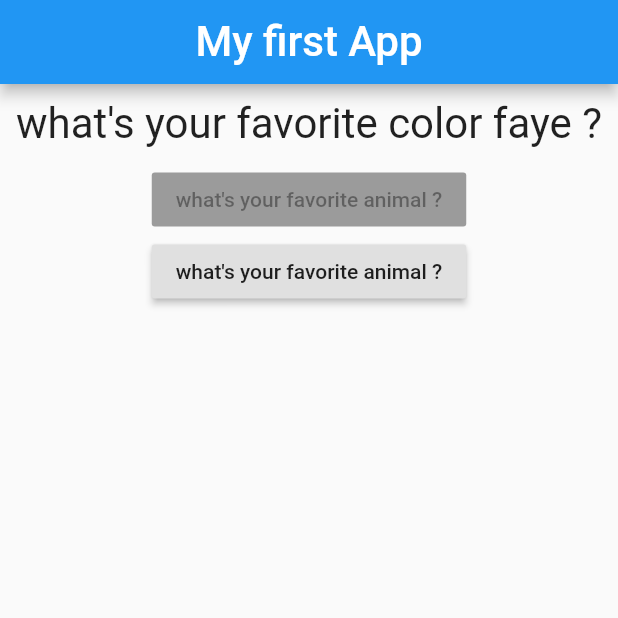
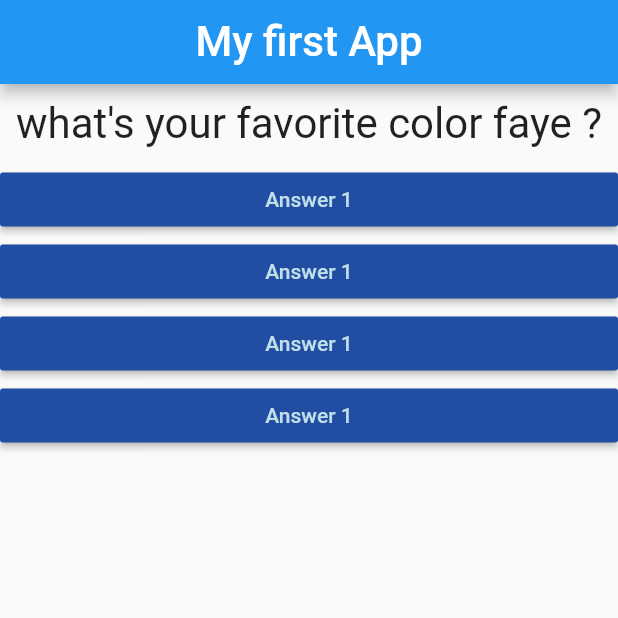
Before and after one commit to fayeyoussou/flutter_learn, a Flutter app: the screen it shows after launch, on a phone screen of 412 x 824 dp, the top half of it. Run offline on Flutter 3.47's test engine with Material 2 defaults, Android fonts, the phone set to English and light mode, and no system bars; Roboto replaces fonts that are missing (Fira Code).

Commit message:
01_Basics/06_answer

```diff
--- /dev/null
+++ b/lib/answer.dart
@@ -0,0 +1,23 @@
+import 'package:flutter/material.dart';
+
+class Answer extends StatelessWidget {
+  /**
+   *    if you get an error with the selectedHandler property
+   *    you can change final function selectHandler; to
+   *    " final voidCallback selectedHandler ""
+   */
+  final Function selectedHandler;
+  Answer(this.selectedHandler);
+  @override
+  Widget build(BuildContext context) {
+    return Container(
+      width: double.infinity,
+      child: RaisedButton(
+        color: Color.fromARGB(255, 33, 78, 163),
+        textColor: Color.fromARGB(255, 193, 223, 233),
+        child: Text('Answer 1'),
+        onPressed: selectedHandler,
+      ),
+    );
+  }
+}
--- a/lib/main.dart
+++ b/lib/main.dart
@@ -1,5 +1,6 @@
 import 'package:flutter/material.dart';
 import './question.dart';
+import './answer.dart';
 
 double addNumber(double num1, double num2) {
   return num1 + num2;
@@ -48,14 +49,10 @@ class _MyAppState extends State<MyApp> {
         body: Column(
           children: <Widget>[
             Question(question[_questionIndex]),
-            RaisedButton(
-              child: Text(question[1]),
-              onPressed: null,
-            ),
-            RaisedButton(
-              child: Text(question.elementAt(1)),
-              onPressed: _answerQuestion,
-            )
+            Answer(_answerQuestion),
+            Answer(_answerQuestion),
+            Answer(_answerQuestion),
+            Answer(_answerQuestion)
           ],
         ),
       ),
```
